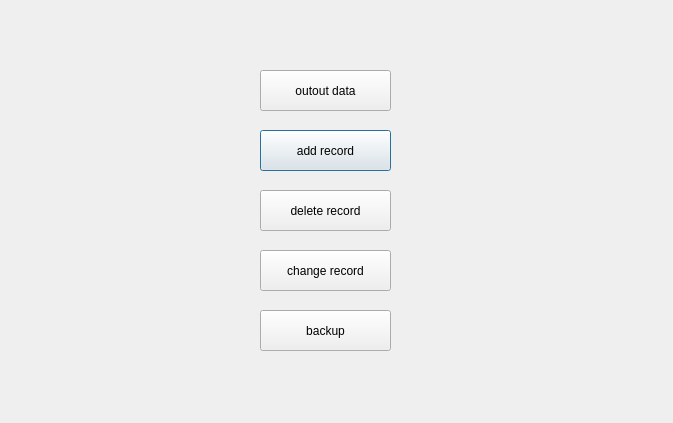
Old version of the form newdatabase.ui in the repository temaantonov11/DataBase.
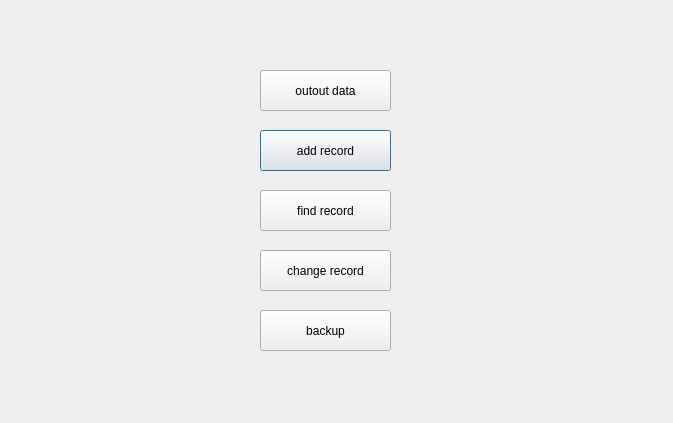
New version of the form.

```diff
--- a/newdatabase.ui
+++ b/newdatabase.ui
@@ -36,7 +36,7 @@
     </rect>
    </property>
    <property name="text">
-    <string>delete record</string>
+    <string>find record</string>
    </property>
   </widget>
   <widget class="QPushButton" name="pushButton_3">
```
Left out of the diff: 4 changed lines with no effect on the pictures.
